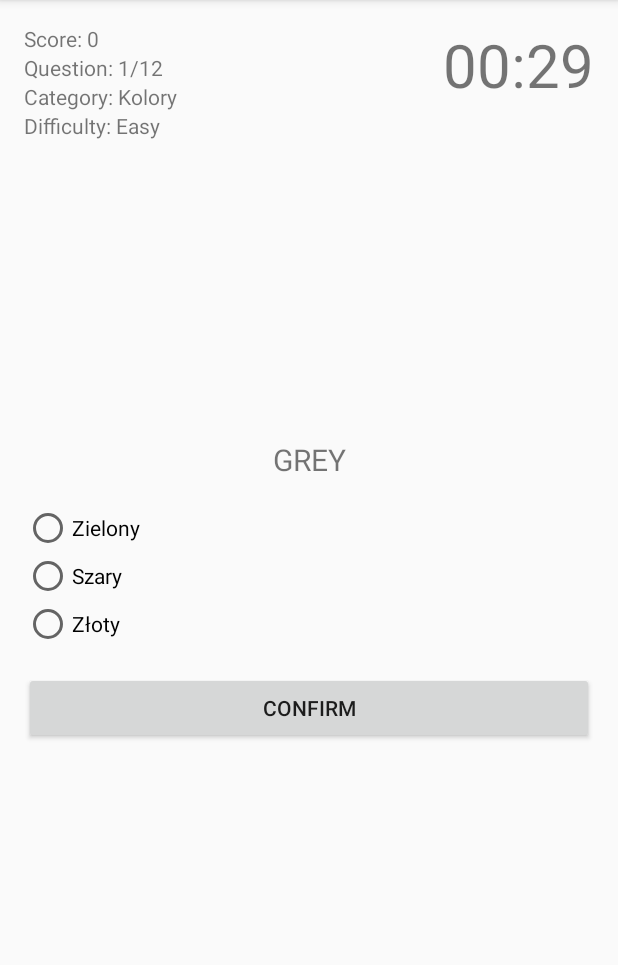
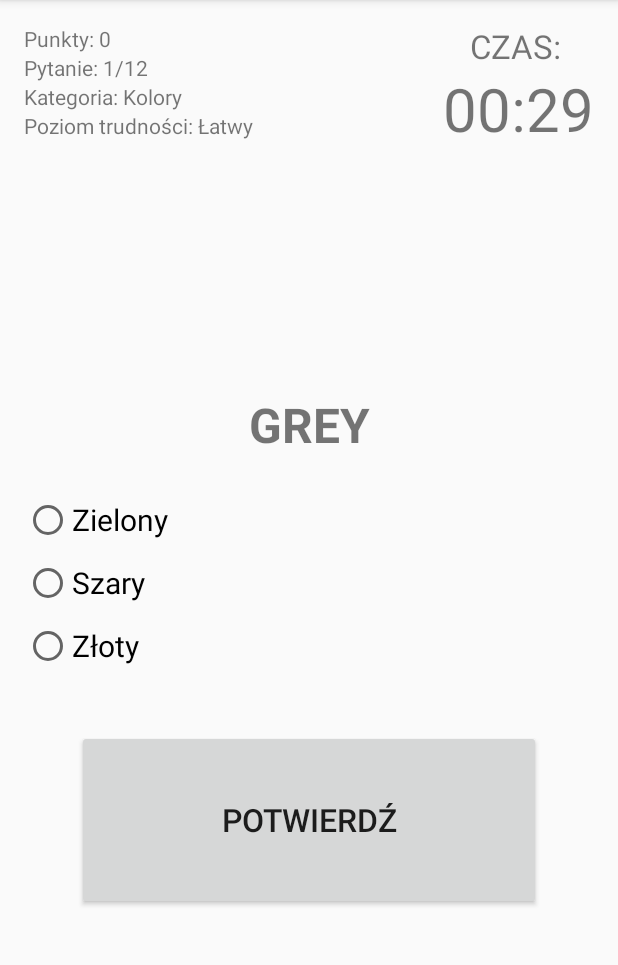
Before and after one commit to Presariio/Inglisz, an Android app: the screen it shows after launch (QuizActivity), after a tap on "ROZPOCZNIJ QUIZ", on a phone screen of 412 x 824 dp, the part 84-1049 px from its top. Run offline under Robolectric (Android 15) with nearby library versions, the phone set to English and light mode, and no system bars.

Commit message:
Drobne zmiany w wyglądzie aplikacji. Powiększono bazę pytań

```diff
--- a/app/src/main/java/com/example/myapplication/Question.java
+++ b/app/src/main/java/com/example/myapplication/Question.java
@@ -4,9 +4,9 @@ import android.os.Parcel;
 import android.os.Parcelable;
 
 public class Question implements Parcelable {
-    public static final String DIFFICULTY_EASY = "Easy";
-    public static final String DIFFICULTY_MEDIUM = "Medium";
-    public static final String DIFFICULTY_HARD = "Hard";
+    public static final String DIFFICULTY_EASY = "Łatwy";
+    public static final String DIFFICULTY_MEDIUM = "Średni";
+    public static final String DIFFICULTY_HARD = "Trudny";
 
     private int id;
     private String question;
--- a/app/src/main/java/com/example/myapplication/QuizActivity.java
+++ b/app/src/main/java/com/example/myapplication/QuizActivity.java
@@ -87,8 +87,8 @@ public class QuizActivity extends AppCompatActivity {
         String categoryName = intent.getStringExtra(MainActivity.EXTRA_CATEGORY_NAME);
         String difficulty = intent.getStringExtra(MainActivity.EXTRA_DIFFICULTY);
 
-        textViewCategory.setText("Category: " + categoryName);
-        textViewDifficulty.setText("Difficulty: " + difficulty);
+        textViewCategory.setText("Kategoria: " + categoryName);
+        textViewDifficulty.setText("Poziom trudności: " + difficulty);
 
         if(savedInstanceState == null) {
             QuizDbHelper dbHelper = QuizDbHelper.getInstance(this);
@@ -145,9 +145,9 @@ public class QuizActivity extends AppCompatActivity {
             rb3.setText(currentQuestion.getOption3());
 
             questionCounter++;
-            textViewQuestionCount.setText("Question: " + questionCounter + "/" + questionCountTotal);
+            textViewQuestionCount.setText("Pytanie: " + questionCounter + "/" + questionCountTotal);
             answered = false;
-            buttonConfirmNext.setText("Confirm");
+            buttonConfirmNext.setText("Potwierdź");
 
             timeLeftInMillis = COUNTDOWN_IN_MILLIS;
             startCountDown();
@@ -198,7 +198,7 @@ public class QuizActivity extends AppCompatActivity {
 
         if (answerNr == currentQuestion.getAnswerNr()) {
             score++;
-            textViewScore.setText("Score: " + score);
+            textViewScore.setText("Punkty: " + score);
         }
 
         showSolution();
@@ -212,22 +212,22 @@ public class QuizActivity extends AppCompatActivity {
         switch (currentQuestion.getAnswerNr()) {
             case 1:
                 rb1.setTextColor(Color.GREEN);
-                textViewQuestion.setText("Answer 1 is correct");
+                textViewQuestion.setText("Odpowiedź nr 1 jest prawidłowa");
                 break;
             case 2:
                 rb2.setTextColor(Color.GREEN);
-                textViewQuestion.setText("Answer 2 is correct");
+                textViewQuestion.setText("Odpowiedź nr 2 jest prawidłowa");
                 break;
             case 3:
                 rb3.setTextColor(Color.GREEN);
-                textViewQuestion.setText("Answer 3 is correct");
+                textViewQuestion.setText("Odpowiedź nr 3 jest prawidłowa");
                 break;
         }
 
         if (questionCounter < questionCountTotal) {
-            buttonConfirmNext.setText("Next");
+            buttonConfirmNext.setText("Następne pytanie");
         } else {
-            buttonConfirmNext.setText("Finish");
+            buttonConfirmNext.setText("Zakończ");
         }
     }
 
--- a/app/src/main/java/com/example/myapplication/QuizDbHelper.java
+++ b/app/src/main/java/com/example/myapplication/QuizDbHelper.java
@@ -13,7 +13,7 @@ import java.util.List;
 
 public class QuizDbHelper extends SQLiteOpenHelper {
     private static final String DATABASE_NAME = "MyAwesomeQuiz.db";
-    private static final int DATABASE_VERSION = 14;
+    private static final int DATABASE_VERSION = 15;
 
 
 
@@ -2454,6 +2454,321 @@ public class QuizDbHelper extends SQLiteOpenHelper {
                 "Okulista", "Laryngolog", "Chirurg plastyczny", 1,
                 Question.DIFFICULTY_HARD, Category.ZAWODY);
         insertQuestion(q467);
+
+        Question q468 = new Question("AEROBICS",
+                "Joga", "Aerobik", "Dżogging", 2,
+                Question.DIFFICULTY_EASY, Category.SPORT);
+        insertQuestion(q468);
+
+        Question q469 = new Question("ARCHERY",
+                "Strzelanie", "Rzut oszczepem", "Łucznictwo", 3,
+                Question.DIFFICULTY_EASY, Category.SPORT);
+        insertQuestion(q469);
+
+        Question q470 = new Question("ATHLETICS",
+                "Lekkoatletyka", "Zapasy", "Maraton", 1,
+                Question.DIFFICULTY_EASY, Category.SPORT);
+        insertQuestion(q470);
+
+        Question q471 = new Question("BADMINTON",
+                "Tenis ziemny", "Badminton", "Tenis stołowy", 2,
+                Question.DIFFICULTY_EASY, Category.SPORT);
+        insertQuestion(q471);
+
+        Question q472 = new Question("BASEBALL",
+                "A", "B", "C", 3,
+                Question.DIFFICULTY_EASY, Category.SPORT);
+        insertQuestion(q472);
+
+        Question q473 = new Question("BASKETBALL",
+                "Koszykówka", "Siatkówka", "Piłka ręczna", 1,
+                Question.DIFFICULTY_EASY, Category.SPORT);
+        insertQuestion(q473);
+
+        Question q474 = new Question("BOXING",
+                "Sumo", "Boks", "Dżudo", 2,
+                Question.DIFFICULTY_EASY, Category.SPORT);
+        insertQuestion(q474);
+
+        Question q475 = new Question("BRIDGE",
+                "Chińczyk", "Szachy", "Brydż", 3,
+                Question.DIFFICULTY_EASY, Category.SPORT);
+        insertQuestion(q475);
+
+        Question q476 = new Question("CAR RACING",
+                "Wyścigi samochodowe", "Żużel", "Wyścigi konno", 1,
+                Question.DIFFICULTY_EASY, Category.SPORT);
+        insertQuestion(q476);
+
+        Question q477 = new Question("CHESS",
+                "Warcaby", "Szachy", "Chińczyk", 2,
+                Question.DIFFICULTY_EASY, Category.SPORT);
+        insertQuestion(q477);
+
+        Question q478 = new Question("COMBAT SPORTS",
+                "Sporty motorowe", "Sporty wodne", "Sporty walki", 3,
+                Question.DIFFICULTY_EASY, Category.SPORT);
+        insertQuestion(q478);
+
+        Question q479 = new Question("CRICKET",
+                "Krykiet", "Rugby", "Golf", 1,
+                Question.DIFFICULTY_EASY, Category.SPORT);
+        insertQuestion(q479);
+
+        Question q480 = new Question("CYCLING",
+                "Łyżwiarstwo", "Kolarstwo", "Kajakarstwo", 2,
+                Question.DIFFICULTY_EASY, Category.SPORT);
+        insertQuestion(q480);
+
+        Question q481 = new Question("DARTS",
+                "Rzut oszczepem", "Bierki", "Rzutki", 3,
+                Question.DIFFICULTY_EASY, Category.SPORT);
+        insertQuestion(q481);
+
+        Question q482 = new Question("DISCUS",
+                "Rzut dyskiem", "Rzut młotem", "Rzut oszczepem", 1,
+                Question.DIFFICULTY_EASY, Category.SPORT);
+        insertQuestion(q482);
+
+        Question q483 = new Question("DIVING",
+                "Pływanie", "Nurkowanie", "Narty wodne", 2,
+                Question.DIFFICULTY_EASY, Category.SPORT);
+        insertQuestion(q483);
+
+        Question q484 = new Question("GOLF",
+                "Tenis", "Krykiet", "Golf", 3,
+                Question.DIFFICULTY_EASY, Category.SPORT);
+        insertQuestion(q484);
+
+        Question q485 = new Question("GYMNASTICS",
+                "Gimnastyka", "Aerobik", "Dżoging", 1,
+                Question.DIFFICULTY_EASY, Category.SPORT);
+        insertQuestion(q485);
+
+        Question q486 = new Question("FOOTBAL",
+                "Koszykówka", "Piłka nożna", "Piłka ręczna", 2,
+                Question.DIFFICULTY_EASY, Category.SPORT);
+        insertQuestion(q486);
+
+        Question q487 = new Question("FENCING",
+                "Sumo", "Zapasy", "Szermierka", 3,
+                Question.DIFFICULTY_EASY, Category.SPORT);
+        insertQuestion(q487);
+
+        Question q488 = new Question("HAMMER THROWING",
+                "Rzut młotem", "Rzut oszczepem", "Rzut dyskiem", 1,
+                Question.DIFFICULTY_EASY, Category.SPORT);
+        insertQuestion(q488);
+
+        Question q489 = new Question("HORSE RACING",
+                "Wyścigi psich zaprzęgów", "Wyścigi konne", "Wyścigi samochodowe", 2,
+                Question.DIFFICULTY_MEDIUM, Category.SPORT);
+        insertQuestion(q489);
+
+        Question q490 = new Question("INDIVIDUAL SPORTS",
+                "Sporty drużynowe", "Sporty drużynowo indywidualne", "Sporty indywidualne", 3,
+                Question.DIFFICULTY_MEDIUM, Category.SPORT);
+        insertQuestion(q490);
+
+        Question q491 = new Question("TEAM SPORTS",
+                "Sporty drużynowe", "Sporty indywidualne", "Sporty drużynowo indywidualne", 1,
+                Question.DIFFICULTY_MEDIUM, Category.SPORT);
+        insertQuestion(q491);
+
+        Question q492 = new Question("LONG JUMP",
+                "Długi skok", "Skok w dal", "Skok wzwyż", 2,
+                Question.DIFFICULTY_MEDIUM, Category.SPORT);
+        insertQuestion(q492);
+
+        Question q493 = new Question("HIGH JUMP",
+                "Wysoki skok", "Skok w dal", "Skok wzwyż", 3,
+                Question.DIFFICULTY_MEDIUM, Category.SPORT);
+        insertQuestion(q493);
+
+        Question q494 = new Question("RELAY RACE",
+                "Sztafeta", "Bieg z przeszkodami", "Maraton", 1,
+                Question.DIFFICULTY_MEDIUM, Category.SPORT);
+        insertQuestion(q494);
+
+        Question q495 = new Question("LONG-DISTANCE RUNNING",
+                "Bieg krótkodystansowy", "Bieg długodystansowy", "Maraton", 2,
+                Question.DIFFICULTY_MEDIUM, Category.SPORT);
+        insertQuestion(q495);
+
+        Question q496 = new Question("SAILING",
+                "Narty wodne", "Pływanie na desce", "Żeglarstwo", 3,
+                Question.DIFFICULTY_MEDIUM, Category.SPORT);
+        insertQuestion(q496);
+
+        Question q497 = new Question("ICE-SKATING",
+                "Łyżwiarstwo", "Hokej", "Pływanie", 1,
+                Question.DIFFICULTY_MEDIUM, Category.SPORT);
+        insertQuestion(q497);
+
+        Question q498 = new Question("SKI JUMPING",
+                "Jazda na nartach", "Skoki narciarskie", "Łyżwiarstwo", 2,
+                Question.DIFFICULTY_MEDIUM, Category.SPORT);
+        insertQuestion(q498);
+
+        Question q499 = new Question("SKIING",
+                "Skoki narciarskie", "Hokej", "Jazda na nartach", 3,
+                Question.DIFFICULTY_MEDIUM, Category.SPORT);
+        insertQuestion(q499);
+
+        Question q500 = new Question("SWIMMING",
+                "Pływanie", "Narty wodne", "Nurkowanie", 1,
+                Question.DIFFICULTY_MEDIUM, Category.SPORT);
+        insertQuestion(q500);
+
+        Question q501 = new Question("VOLLEYBALL",
+                "Koszykówka", "Siatkówka", "Piłka ręczna", 2,
+                Question.DIFFICULTY_MEDIUM, Category.SPORT);
+        insertQuestion(q501);
+
+        Question q502 = new Question("WEIGHTLIFTING",
+                "Rzut młotem", "Zapasy", "Podnoszenie ciężarów", 3,
+                Question.DIFFICULTY_MEDIUM, Category.SPORT);
+        insertQuestion(q502);
+
+        Question q503 = new Question("WINDSURFING",
+                "Pływanie na desce", "Narty wodne", "Nurkowanie", 1,
+                Question.DIFFICULTY_MEDIUM, Category.SPORT);
+        insertQuestion(q503);
+
+        Question q504 = new Question("WRESTLING",
+                "Boks", "Zapasy", "Sumo", 2,
+                Question.DIFFICULTY_MEDIUM, Category.SPORT);
+        insertQuestion(q504);
+
+        Question q505 = new Question("YOGA",
+                "Aerobik", "Dżoging", "Joga", 3,
+                Question.DIFFICULTY_MEDIUM, Category.SPORT);
+        insertQuestion(q505);
+
+        Question q506 = new Question("ARCHERY",
+                "Łucznictwo", "Rzut dyskiem", "Strzelectwo", 1,
+                Question.DIFFICULTY_MEDIUM, Category.SPORT);
+        insertQuestion(q506);
+
+        Question q507 = new Question("BILLIARD",
+                "Kręgle", "Bilard", "Rzutki", 2,
+                Question.DIFFICULTY_MEDIUM, Category.SPORT);
+        insertQuestion(q507);
+
+        Question q508 = new Question("BUNGEE JUMPING",
+                "Akrobacje spadochronowe", "Skok wzwyż", "Skoki na bungee", 3,
+                Question.DIFFICULTY_MEDIUM, Category.SPORT);
+        insertQuestion(q508);
+
+        Question q509 = new Question("CANOEING",
+                "Kajakarstwo", "Żeglarstwo", "Wioślarstwo", 1,
+                Question.DIFFICULTY_MEDIUM, Category.SPORT);
+        insertQuestion(q509);
+
+        Question q510 = new Question("CRICKET",
+                "Rugby", "Krykiet", "Golf", 2,
+                Question.DIFFICULTY_HARD, Category.SPORT);
+        insertQuestion(q510);
+
+        Question q511 = new Question("HANDBALL",
+                "Koszykówka", "Siatkówka", "Piłka ręczna", 3,
+                Question.DIFFICULTY_HARD, Category.SPORT);
+        insertQuestion(q511);
+
+        Question q512 = new Question("HANG-GLIDING",
+                "Lotniarstwo", "Latanie szybowcem", "Latanie samolotem", 1,
+                Question.DIFFICULTY_HARD, Category.SPORT);
+        insertQuestion(q512);
+
+        Question q513 = new Question("ICE-HOCKEY",
+                "Bobslej", "Hokej", "Łyżwiarstwo", 2,
+                Question.DIFFICULTY_HARD, Category.SPORT);
+        insertQuestion(q513);
+
+        Question q514 = new Question("PARACHUTING",
+                "Paralotniarstwo", "Akrobacje spadochronowe", "Spadochroniarstwo", 3,
+                Question.DIFFICULTY_HARD, Category.SPORT);
+        insertQuestion(q514);
+
+        Question q515 = new Question("RUGBY",
+                "Rugby", "Krykiet", "Baseball", 1,
+                Question.DIFFICULTY_HARD, Category.SPORT);
+        insertQuestion(q515);
+
+        Question q516 = new Question("ROWING",
+                "Pływanie", "Wioślarstwo", "Kajakarstwo", 2,
+                Question.DIFFICULTY_HARD, Category.SPORT);
+        insertQuestion(q516);
+
+        Question q517 = new Question("MARATHON",
+                "Lekkoatletyka", "Triatlon", "Maraton", 3,
+                Question.DIFFICULTY_HARD, Category.SPORT);
+        insertQuestion(q517);
+
+        Question q518 = new Question("SKATEBOARDING",
+                "Jazda na deskorolce", "Pływanie na desce", "Jazda na wrotkach", 1,
+                Question.DIFFICULTY_HARD, Category.SPORT);
+        insertQuestion(q518);
+
+        Question q519 = new Question("INDOOR SPORTS",
+                "Sporty na świeżym powietrzu", "Sporty halowe", "Sporty ekstremalne", 2,
+                Question.DIFFICULTY_HARD, Category.SPORT);
+        insertQuestion(q519);
+
+        Question q520 = new Question("OUTDOOR SPORTS",
+                "Sporty halowe", "Sporty ekstremalne", "Sporty na świeżym powietrzu", 3,
+                Question.DIFFICULTY_HARD, Category.SPORT);
+        insertQuestion(q520);
+
+        Question q521 = new Question("ROLLERBLADING",
+                "Jazda na rolkach", "Jazda na deskorolce", "Łyżwiarstwo", 1,
+                Question.DIFFICULTY_HARD, Category.SPORT);
+        insertQuestion(q521);
+
+        Question q522 = new Question("SKY SURFING",
+                "Spadochroniarstwo", "Podniebne akrobacje na desce", "Pływanie na desce", 2,
+                Question.DIFFICULTY_HARD, Category.SPORT);
+        insertQuestion(q522);
+
+        Question q523 = new Question("OBSTACKLE-RACE",
+                "Maraton", "Bieg przez płotki", "Bieg z przeszkodami", 3,
+                Question.DIFFICULTY_HARD, Category.SPORT);
+        insertQuestion(q523);
+
+        Question q524 = new Question("SHOT PUT",
+                "Pchnięcie kulą", "Rzut dyskiem", "Rzut młotem", 1,
+                Question.DIFFICULTY_HARD, Category.SPORT);
+        insertQuestion(q524);
+
+        Question q525 = new Question("SPEEDWAY",
+                "Rajdy samochodowe", "Żużel", "Wyścigi NASCAR", 2,
+                Question.DIFFICULTY_HARD, Category.SPORT);
+        insertQuestion(q525);
+
+        Question q526 = new Question("JAVELIN",
+                "Łucznictwo", "Pchnięcie kulą", "Rzut oszczepem", 3,
+                Question.DIFFICULTY_HARD, Category.SPORT);
+        insertQuestion(q526);
+
+        Question q527 = new Question("HURDLES",
+                "Bieg przez płotki", "Bieg z przeszkodami", "Triatlon", 1,
+                Question.DIFFICULTY_HARD, Category.SPORT);
+        insertQuestion(q527);
+
+        Question q528 = new Question("TUG-OF-WAR",
+                "Podnoszenie ciężarów", "Przeciąganie liny", "Przeciąganie ciężarów", 2,
+                Question.DIFFICULTY_HARD, Category.SPORT);
+        insertQuestion(q528);
+
+        Question q529 = new Question("DECATHLON",
+                "Maraton", "Triatlon", "Dziesięciobój", 3,
+                Question.DIFFICULTY_HARD, Category.SPORT);
+        insertQuestion(q529);
+
+        Question q530 = new Question("SKYDIVING",
+                "Akrobacje spadochronowe", "Podniebne akrobacje na desce", "Latanie szybowcem", 1,
+                Question.DIFFICULTY_HARD, Category.SPORT);
+        insertQuestion(q530);
     }
 
     public void addQuestion(Question question){
--- a/app/src/main/res/layout/activity_main.xml
+++ b/app/src/main/res/layout/activity_main.xml
@@ -25,6 +25,7 @@
         android:layout_centerHorizontal="true"
         android:layout_marginBottom="30dp"
         android:text="Highscore: 0"
+        android:textStyle="bold"
         android:textSize="25sp" />
 
     <Button
@@ -46,14 +47,35 @@
         android:paddingHorizontal="30dp"
         android:textSize="18dp"
         android:layout_marginBottom="10dp"
-        android:text="Dodaj slowo"/>
+        android:text="Dodaj słowo"/>
+
+    <TextView
+        android:id="@+id/text_view_wybierz_kategorie"
+        android:layout_width="wrap_content"
+        android:layout_height="wrap_content"
+        android:layout_marginTop="20dp"
+        android:layout_marginLeft="20sp"
+        android:textSize="18dp"
+        android:layout_below="@id/button_add_word"
+        android:text="Wybierz kategorię:" />
+
+    <TextView
+        android:id="@+id/text_view_wybierz_trudnosc"
+        android:layout_width="wrap_content"
+        android:layout_height="wrap_content"
+        android:layout_below="@id/text_view_wybierz_kategorie"
+        android:layout_marginTop="20dp"
+        android:layout_marginLeft="20dp"
+        android:textSize="18dp"
+        android:text="Wybierz poziom trudności:" />
 
     <Spinner
         android:id="@+id/spinner_category"
         android:layout_width="wrap_content"
         android:layout_height="wrap_content"
         android:layout_below="@id/button_add_word"
-        android:layout_centerHorizontal="true"
+        android:layout_marginLeft="200dp"
+        android:layout_centerHorizontal="false"
         android:layout_marginTop="20dp"/>
 
     <Spinner
@@ -61,7 +83,8 @@
         android:layout_width="wrap_content"
         android:layout_height="wrap_content"
         android:layout_below="@id/spinner_category"
-        android:layout_centerHorizontal="true"
+        android:layout_marginLeft="240dp"
+        android:layout_centerHorizontal="false"
         android:layout_marginTop="20dp"/>
 
 </RelativeLayout>
--- a/app/src/main/res/layout/activity_quiz.xml
+++ b/app/src/main/res/layout/activity_quiz.xml
@@ -11,7 +11,7 @@
         android:id="@+id/text_view_score"
         android:layout_width="wrap_content"
         android:layout_height="wrap_content"
-        android:text="Score: 0"
+        android:text="Punkty: 0"
         android:freezesText="true"/>
 
     <TextView
@@ -19,7 +19,7 @@
         android:layout_width="wrap_content"
         android:layout_height="wrap_content"
         android:layout_below="@id/text_view_score"
-        android:text="Question: 1/x"
+        android:text="Pytanie: 1/x"
         android:freezesText="true"/>
 
     <TextView
@@ -27,7 +27,7 @@
         android:layout_width="wrap_content"
         android:layout_height="wrap_content"
         android:layout_below="@id/text_view_question_count"
-        android:text="Category: "
+        android:text="Kategoria: "
         android:freezesText="true"/>
 
     <TextView
@@ -35,8 +35,18 @@
         android:layout_width="wrap_content"
         android:layout_height="wrap_content"
         android:layout_below="@id/text_view_category"
-        android:text="Difficulty: "
+        android:text="Poziom trudności: "
         android:freezesText="true"/>
+
+    <TextView
+        android:id="@+id/text_view_czas"
+        android:layout_width="wrap_content"
+        android:layout_height="wrap_content"
+        android:text="CZAS:"
+        android:textSize="22dp"
+        android:layout_marginRight="21dp"
+        android:layout_alignParentEnd="true"
+        android:layout_alignParentRight="true"/>
 
     <TextView
         android:id="@+id/text_view_countdown"
@@ -46,6 +56,7 @@
         android:layout_alignParentRight="true"
         android:text="00:30"
         android:textSize="40sp"
+        android:layout_below="@id/text_view_czas"
         android:freezesText="true"/>
 
     <TextView
@@ -56,7 +67,8 @@
         android:layout_marginBottom="16dp"
         android:text="Here will be the question text"
         android:textAlignment="center"
-        android:textSize="20sp"
+        android:textSize="32dp"
+        android:textStyle="bold"
         android:gravity="center_horizontal"
         android:freezesText="true"/>
 
@@ -71,6 +83,8 @@
             android:layout_width="wrap_content"
             android:layout_height="wrap_content"
             android:text="Option 1"
+            android:textSize="20dp"
+            android:layout_marginTop="10dp"
             android:freezesText="true"/>
 
         <RadioButton
@@ -78,6 +92,8 @@
             android:layout_width="wrap_content"
             android:layout_height="wrap_content"
             android:text="Option 2"
+            android:textSize="20dp"
+            android:layout_marginTop="10dp"
             android:freezesText="true"/>
 
         <RadioButton
@@ -85,6 +101,8 @@
             android:layout_width="wrap_content"
             android:layout_height="wrap_content"
             android:text="Option 3"
+            android:textSize="20dp"
+            android:layout_marginTop="10dp"
             android:freezesText="true"/>
 
     </RadioGroup>
@@ -94,8 +112,11 @@
         android:layout_width="match_parent"
         android:layout_height="wrap_content"
         android:layout_below="@id/radio_group"
-        android:layout_marginTop="16dp"
-        android:text="Confirm"
+        android:layout_marginTop="40dp"
+        android:height="120dp"
+        android:layout_marginHorizontal="35dp"
+        android:textSize="21dp"
+        android:text="Potwierdź"
         android:freezesText="true"/>
 
 </RelativeLayout>
```
